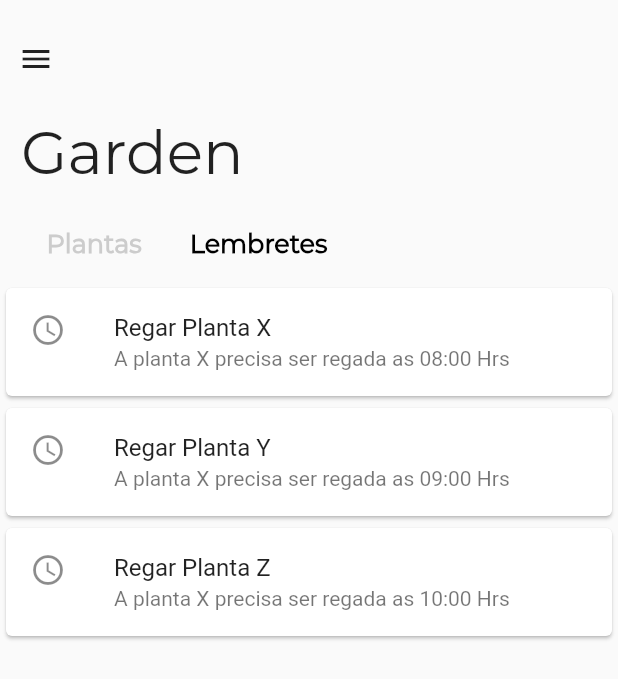
After one commit to vitorsorato/garden_flutter, a Flutter app: the screen it shows after launch, tab 2 chosen, on a phone screen of 412 x 824 dp. The commit adds this screen. Shown: the top 679 px of the screen. Run offline on Flutter 3.47's test engine with Material 2 defaults, Android fonts, the phone set to English and light mode, and no system bars; project files that could hold a hidden picture were left out.

Commit message:
alteracoes lembretes

```diff
--- /dev/null
+++ b/lib/lembretes.dart
@@ -0,0 +1,41 @@
+import 'package:flutter/material.dart';
+
+class Lembretes extends StatelessWidget {
+  @override
+  Widget build(BuildContext context) {
+    final title = 'Lista Básica';
+    return
+      ListView(
+      children: const <Widget>[
+      Card(
+          child: ListTile(
+            leading: Icon(Icons.access_time),
+            title: Text('Regar Planta X'),
+            subtitle: Text(
+              'A planta X precisa ser regada as 08:00 Hrs'
+            ),
+          ),
+        ),
+      Card(
+          child: ListTile(
+            leading: Icon(Icons.access_time),
+            title: Text('Regar Planta Y'),
+            subtitle: Text(
+              'A planta X precisa ser regada as 09:00 Hrs'
+            ),
+          ),
+        ),
+      Card(
+          child: ListTile(
+            leading: Icon(Icons.access_time),
+            title: Text('Regar Planta Z'),
+            subtitle: Text(
+              'A planta X precisa ser regada as 10:00 Hrs'
+            ),
+          ),
+        ),
+
+  ],
+);
+  }
+}
--- a/lib/main.dart
+++ b/lib/main.dart
@@ -1,5 +1,6 @@
 import 'package:flutter/material.dart';
 import 'package:garden/plantlist.dart';
+import 'package:garden/lembretes.dart';
 
 void main() => runApp(const MyApp());
 
@@ -118,7 +119,7 @@
             // ignore: prefer_const_literals_to_create_immutables
             children: <Widget>[
               const PlantList(),
-              const PlantList(),
+              Lembretes(),
               const PlantList(),
               const PlantList()
             ],
```
